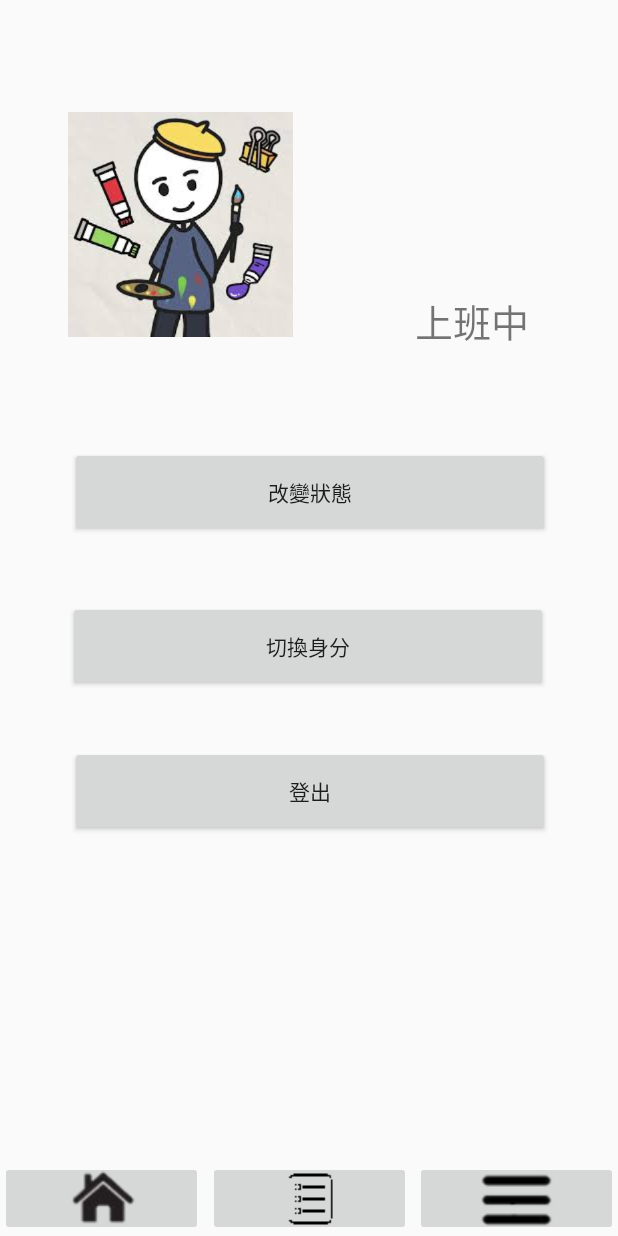
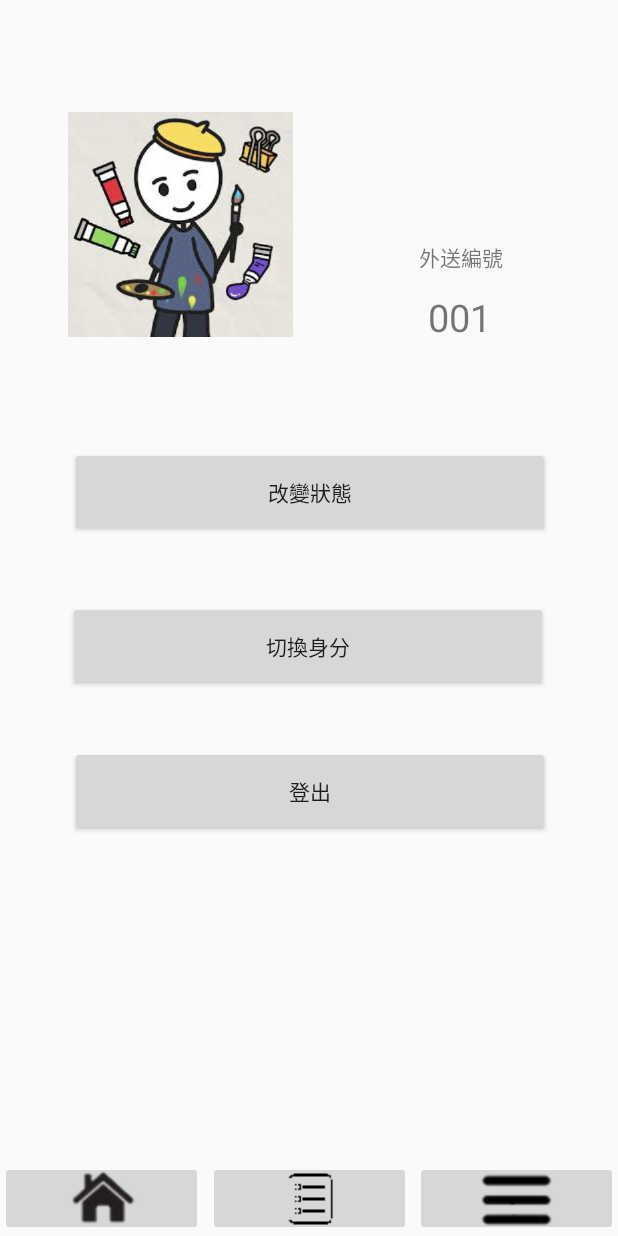
Before and after one commit to MRRyLai/Group-5, an Android app: the delivery_setting screen opened directly, with no data from a screen before it, on a phone screen of 412 x 824 dp. Run offline under Robolectric (Android 15) with nearby library versions, the phone set to English and light mode, and no system bars.

Commit message:
little change in delivery set

```diff
--- a/app/src/main/java/com/example/group5/delivery_setting.java
+++ b/app/src/main/java/com/example/group5/delivery_setting.java
@@ -10,6 +10,7 @@ import androidx.appcompat.app.AppCompatActivity;
 public class delivery_setting extends AppCompatActivity {
 
     TextView textView;
+    TextView codenum;
     private String username = "";
 
     @Override
@@ -26,6 +27,7 @@ public class delivery_setting extends AppCompatActivity {
             Register.reg_username = "";
         }
         textView.setText(username);
+
     }
 
     public void onclick(View v){
--- a/app/src/main/res/layout/activity_delivery_set.xml
+++ b/app/src/main/res/layout/activity_delivery_set.xml
@@ -98,16 +98,28 @@
         app:layout_constraintVertical_bias="0.092" />
 
     <TextView
-        android:id="@+id/del_workStatus"
+        android:id="@+id/del_codeNum"
         android:layout_width="wrap_content"
         android:layout_height="wrap_content"
-        android:text="上班中"
+        android:text="001"
         android:textSize="25dp"
         app:layout_constraintBottom_toBottomOf="parent"
         app:layout_constraintEnd_toEndOf="parent"
-        app:layout_constraintHorizontal_bias="0.824"
+        app:layout_constraintHorizontal_bias="0.772"
         app:layout_constraintStart_toStartOf="parent"
         app:layout_constraintTop_toTopOf="parent"
-        app:layout_constraintVertical_bias="0.248" />
+        app:layout_constraintVertical_bias="0.246" />
+
+    <TextView
+        android:id="@+id/del_codetxt"
+        android:layout_width="wrap_content"
+        android:layout_height="wrap_content"
+        android:text="外送編號"
+        app:layout_constraintBottom_toBottomOf="@+id/del_delList"
+        app:layout_constraintEnd_toEndOf="parent"
+        app:layout_constraintHorizontal_bias="0.784"
+        app:layout_constraintStart_toStartOf="parent"
+        app:layout_constraintTop_toTopOf="parent"
+        app:layout_constraintVertical_bias="0.2" />
 
 </androidx.constraintlayout.widget.ConstraintLayout>
```
